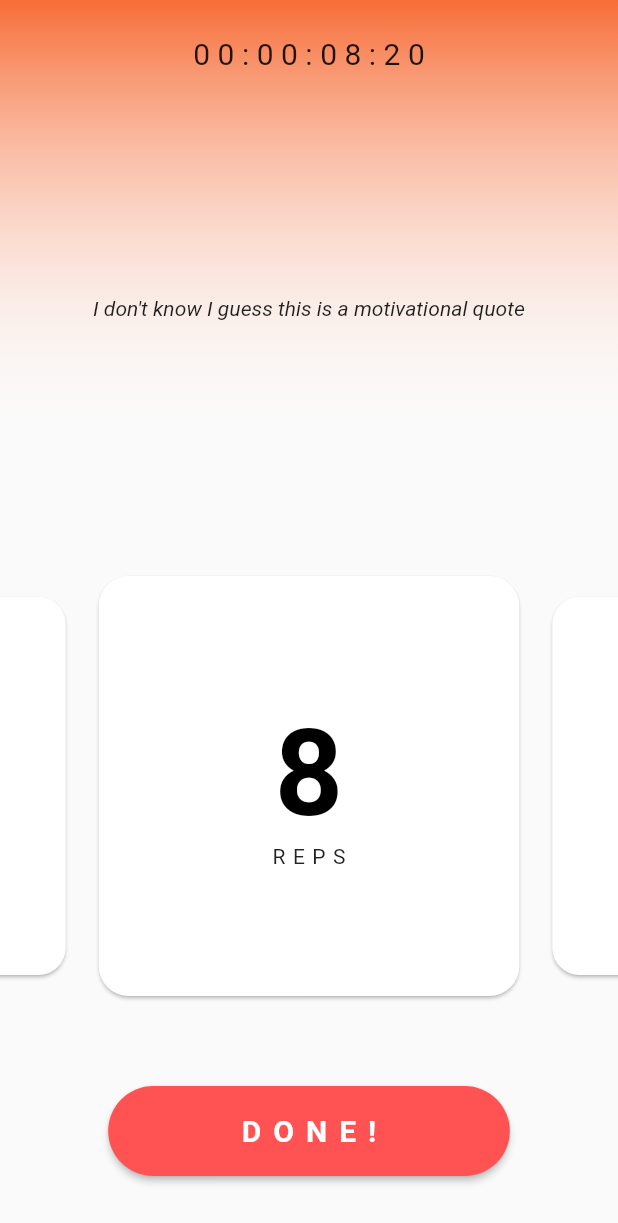
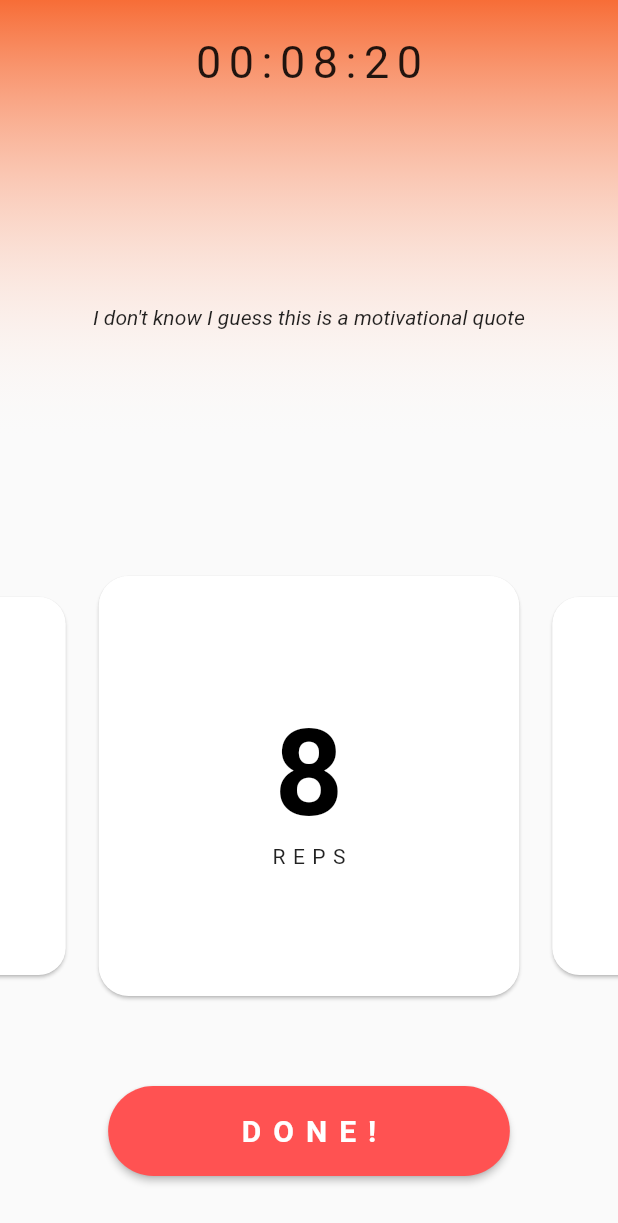
Before and after one commit to Steellow/hundred_reps, a Flutter app: the screen it shows after launch, after a tap on "DONE!", on a phone screen of 412 x 824 dp. Shown: the top 1223 px of the screen. Run offline on Flutter 3.47's test engine with Material 2 defaults, Android fonts, the phone set to English and light mode, and no system bars; our stand-ins replace flutter_swiper, google_fonts, timer_builder; missing offline and left inert: zoomable_tilt_view.

Commit message:
changed timer font and fixed bug where Swiper hangs

```diff
--- a/TODO.txt
+++ b/TODO.txt
@@ -1,9 +1,10 @@
 MAIN FEATURES:
-    Clicking "Done" button from last card goes to the first
-    Status bar color
+    Start Page
+    See Results (end page)
 
 
 OPTINOAL FEATURES:
+    Save results
 
 
 BUGS:
--- a/lib/screens/main_page/done_button.dart
+++ b/lib/screens/main_page/done_button.dart
@@ -24,13 +24,16 @@ class _DoneButtonState extends State<DoneButton> {
         height: 60,
         child: RaisedButton(
           onPressed: () {
-            if (progressState.progress < 8) {
-              widget.sController
-                  .next(); // Moves the card using SwiperController defined in main_page.dart
-            } else if(progressState.progress == 8) {
+            progressState.updateProgress(); //* Updating progress before if() statement so .move() method (below) knows where to move
+
+            if (progressState.progress < 9) {
+              // Moves the card using SwiperController defined in main_page.dart
+              widget.sController.move(progressState
+                  .progress); //!Using .move instead of .next, because Swiper hangs if you click "Done" button when its animating
+
+            } else if (progressState.progress == 9) {
               progressState.setFinishTime(DateTime.now());
             }
-            progressState.updateProgress();
           },
           child: Text(
             "DONE!",
--- a/lib/screens/main_page/timer.dart
+++ b/lib/screens/main_page/timer.dart
@@ -1,4 +1,5 @@
 import 'package:flutter/material.dart';
+import 'package:google_fonts/google_fonts.dart';
 import 'package:ioo_reps/state/progress_state.dart';
 import 'package:ioo_reps/util/date_time_helper.dart';
 import 'package:ioo_reps/util/styles.dart';
@@ -28,7 +29,8 @@ class _TimerState extends State<Timer> {
           }
           return Text(
             printDuration(difference),
-            style: Styles.timerText,
+            // style: Styles.timerText,
+            style: GoogleFonts.shareTechMono(textStyle: Styles.timerText),
           );
         },
       ),
--- a/lib/util/date_time_helper.dart
+++ b/lib/util/date_time_helper.dart
@@ -5,8 +5,15 @@ String printDuration(Duration duration) {
     return "0$n";
   }
 
+  String twoDigitsIfNotZero(int n) { //* Also returns ":"
+    if(n == 0) {
+      return "";
+    }
+    return twoDigits(n) + ":";
+  }
+
   String twoDigitMinutes = twoDigits(duration.inMinutes.remainder(60));
   String twoDigitSeconds = twoDigits(duration.inSeconds.remainder(60));
   String twoDigitMilliseconds = twoDigits(duration.inMilliseconds.remainder(60));
-  return "${twoDigits(duration.inHours)}:$twoDigitMinutes:$twoDigitSeconds:$twoDigitMilliseconds";
+  return "${twoDigitsIfNotZero(duration.inHours)}$twoDigitMinutes:$twoDigitSeconds:$twoDigitMilliseconds";
 }
--- a/lib/util/styles.dart
+++ b/lib/util/styles.dart
@@ -19,8 +19,8 @@ abstract class Styles {
   );
 
   static var timerText = TextStyle(
-    fontSize: 20,
+    fontSize: 30,
     letterSpacing: 5,
-    color: Colors.black87
+    color: Colors.black87,
   );
 }
--- a/pubspec.yaml
+++ b/pubspec.yaml
@@ -21,9 +21,9 @@ dependencies:
     sdk: flutter
   flutter_swiper: ^1.1.6
   zoomable_tilt_view: ^0.1.0
-  liquid_progress_indicator: ^0.3.2
   provider: ^4.0.1
   timer_builder: ^1.3.0
+  google_fonts: ^0.3.2
 
   # The following adds the Cupertino Icons font to your application.
   # Use with the CupertinoIcons class for iOS style icons.
```
